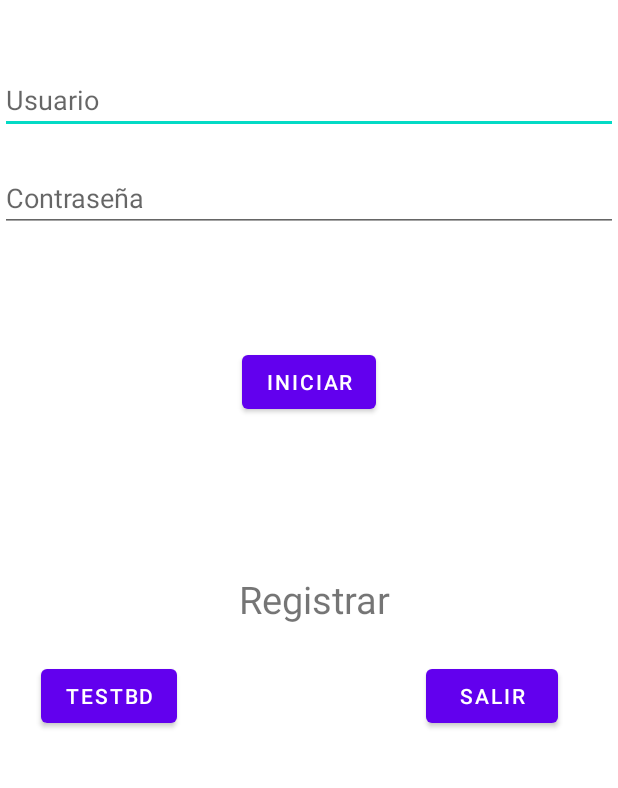
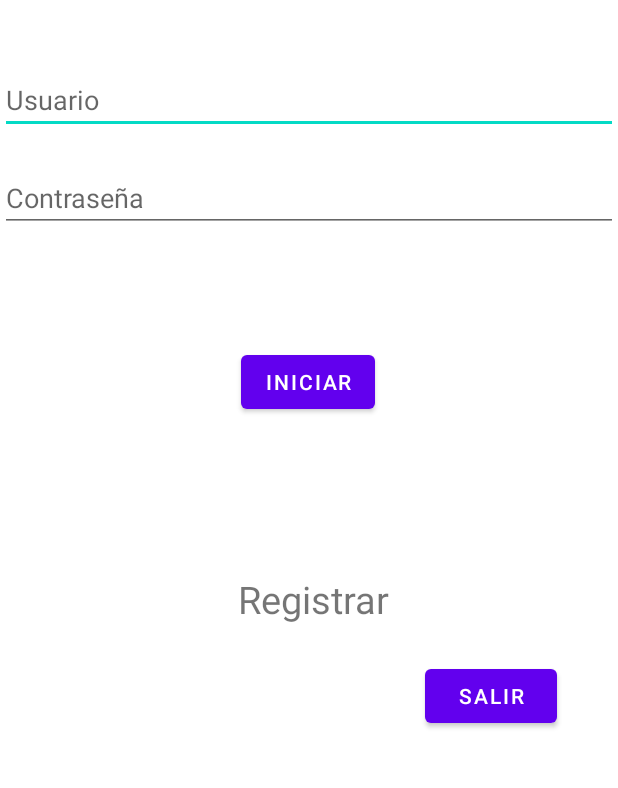
Before and after one commit to BaloJr99/Easymeal, an Android app: the screen it shows after launch (MainActivity), on a phone screen of 412 x 824 dp, the part 432-1220 px from its top. Run offline under Robolectric (Android 15) with nearby library versions, the phone set to English and light mode, and no system bars; 1 statement that could not run was skipped.

```diff
--- a/app/src/main/res/layout/activity_main.xml
+++ b/app/src/main/res/layout/activity_main.xml
@@ -68,19 +68,16 @@
         android:id="@+id/button2"
         android:layout_width="wrap_content"
         android:layout_height="wrap_content"
+        android:layout_marginStart="283dp"
+        android:layout_marginTop="635dp"
         android:layout_marginEnd="40dp"
         android:layout_marginBottom="48dp"
         android:text="SALIR"
         app:layout_constraintBottom_toBottomOf="parent"
-        app:layout_constraintEnd_toEndOf="parent" />
+        app:layout_constraintEnd_toEndOf="parent"
+        app:layout_constraintHorizontal_bias="0.0"
+        app:layout_constraintStart_toStartOf="parent"
+        app:layout_constraintTop_toTopOf="parent"
+        app:layout_constraintVertical_bias="1.0" />
 
-    <Button
-        android:id="@+id/btnCreate"
-        android:layout_width="wrap_content"
-        android:layout_height="wrap_content"
-        android:layout_marginStart="27dp"
-        android:layout_marginBottom="48dp"
-        android:text="TestBD"
-        app:layout_constraintBottom_toBottomOf="parent"
-        app:layout_constraintStart_toStartOf="parent" />
 </androidx.constraintlayout.widget.ConstraintLayout>
```
